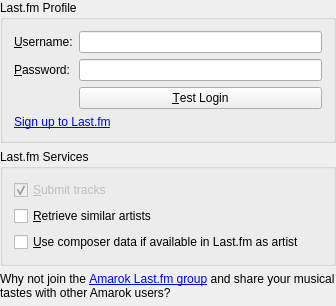
First picture: the form in src/services/lastfm/LastFmConfigWidget.ui, repository KDE/amarok, before the edit.
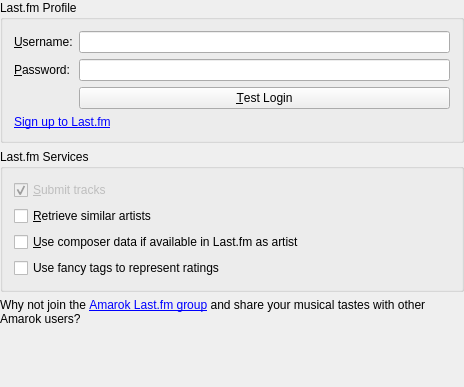
Second picture: the form after the edit. Custom widgets are drawn as their Qt base class.

Commit message:
StatSyncing: Last.fm: ability to opt-out from fancy rating tags
Includes small cleanup of the LastFmConfigWidget.ui because of editing
it with a newer Qt Designer. Most of the changes in the .ui file are
just whitespace.

The edit to the form file:
```diff
--- a/src/services/lastfm/LastFmConfigWidget.ui
+++ b/src/services/lastfm/LastFmConfigWidget.ui
@@ -1,12 +1,12 @@
 <ui version="4.0" >
  <class>LastFmConfigWidget</class>
- <widget class="QWidget" name="LastFmConfigWidget" >
-  <property name="geometry" >
+ <widget class="QWidget" name="LastFmConfigWidget">
+  <property name="geometry">
    <rect>
     <x>0</x>
     <y>0</y>
-    <width>336</width>
-    <height>306</height>
+    <width>464</width>
+    <height>387</height>
    </rect>
   </property>
   <property name="minimumSize" >
@@ -121,10 +121,10 @@
      <property name="title" >
       <string>Last.fm Services</string>
      </property>
-     <layout class="QGridLayout" name="gridLayout_3" >
-      <item row="0" column="0" >
-       <widget class="QCheckBox" name="kcfg_SubmitPlayedSongs" >
-        <property name="enabled" >
+     <layout class="QVBoxLayout" name="verticalLayout">
+      <item>
+       <widget class="QCheckBox" name="kcfg_SubmitPlayedSongs">
+        <property name="enabled">
          <bool>false</bool>
         </property>
         <property name="text" >
@@ -135,9 +135,9 @@
         </property>
        </widget>
       </item>
-      <item row="1" column="0" >
-       <widget class="QCheckBox" name="kcfg_RetrieveSimilarArtists" >
-        <property name="text" >
+      <item>
+       <widget class="QCheckBox" name="kcfg_RetrieveSimilarArtists">
+        <property name="text">
          <string>&amp;Retrieve similar artists</string>
         </property>
         <property name="checked" >
@@ -145,9 +145,9 @@
         </property>
        </widget>
       </item>
-      <item row="2" column="0" >
-       <widget class="QCheckBox" name="kcfg_ScrobbleComposer" >
-        <property name="text" >
+      <item>
+       <widget class="QCheckBox" name="kcfg_ScrobbleComposer">
+        <property name="text">
          <string>&amp;Use composer data if available in Last.fm as artist</string>
         </property>
         <property name="checked" >
@@ -155,12 +155,22 @@
         </property>
        </widget>
       </item>
+      <item>
+       <widget class="QCheckBox" name="kcfg_UseFancyRatingTags">
+        <property name="toolTip">
+         <string>Use Last.fm tags like &lt;b&gt;7 of 10 stars&lt;/b&gt; to represent your Amarok ratings during statistics synchronization</string>
+        </property>
+        <property name="text">
+         <string>Use fancy tags to represent ratings</string>
+        </property>
+       </widget>
+      </item>
      </layout>
     </widget>
    </item>
   </layout>
  </widget>
- <layoutdefault spacing="6" margin="11" />
+ <layoutdefault spacing="6" margin="11"/>
  <customwidgets>
   <customwidget>
    <class>KLineEdit</class>
```
Left out of the diff: 105 changed lines with no effect on the pictures. The commit also changes 6 other files.
